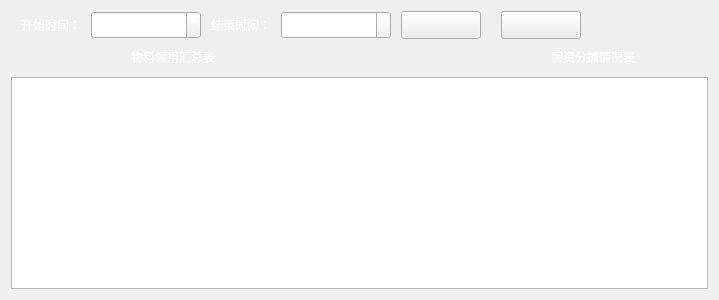
Old version of the form ChuangfengDesktop/MaterielReportManagerQWidget.ui in the repository asdlei99/chuangfengdesktop.
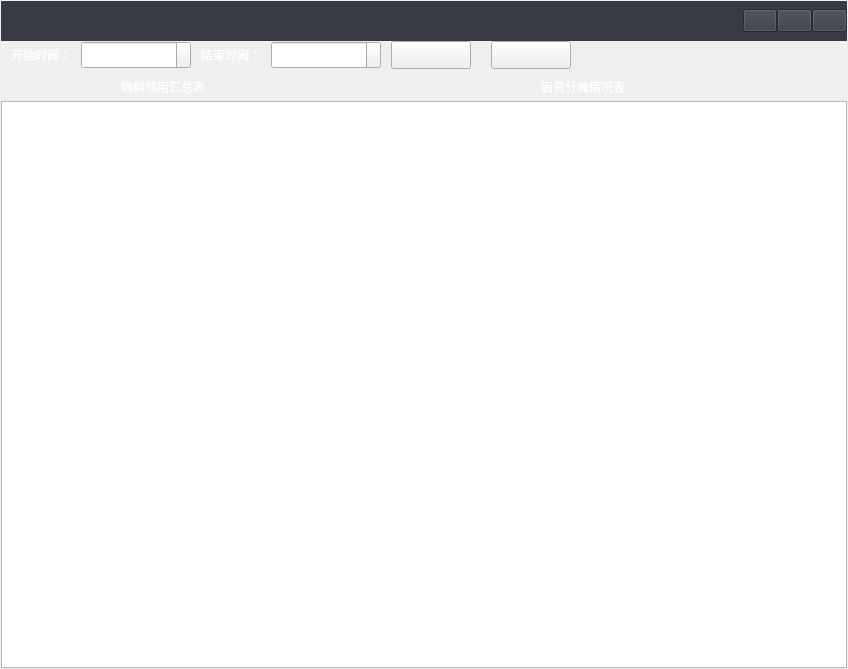
New version of the form.

```diff
--- a/ChuangfengDesktop/MaterielReportManagerQWidget.ui
+++ b/ChuangfengDesktop/MaterielReportManagerQWidget.ui
@@ -6,14 +6,117 @@
    <rect>
     <x>0</x>
     <y>0</y>
-    <width>719</width>
-    <height>300</height>
+    <width>848</width>
+    <height>669</height>
    </rect>
   </property>
+  <property name="minimumSize">
+   <size>
+    <width>848</width>
+    <height>669</height>
+   </size>
+  </property>
   <property name="windowTitle">
    <string>Form</string>
   </property>
   <layout class="QVBoxLayout" name="verticalLayout">
+   <property name="spacing">
+    <number>0</number>
+   </property>
+   <property name="leftMargin">
+    <number>1</number>
+   </property>
+   <property name="topMargin">
+    <number>1</number>
+   </property>
+   <property name="rightMargin">
+    <number>1</number>
+   </property>
+   <property name="bottomMargin">
+    <number>1</number>
+   </property>
+   <item>
+    <widget class="QWidget" name="widget_title" native="true">
+     <property name="minimumSize">
+      <size>
+       <width>0</width>
+       <height>40</height>
+      </size>
+     </property>
+     <property name="styleSheet">
+      <string notr="true">background-color: rgb(56, 59, 67);</string>
+     </property>
+     <layout class="QHBoxLayout" name="horizontalLayout">
+      <property name="spacing">
+       <number>0</number>
+      </property>
+      <property name="leftMargin">
+       <number>0</number>
+      </property>
+      <property name="topMargin">
+       <number>0</number>
+      </property>
+      <property name="rightMargin">
+       <number>0</number>
+      </property>
+      <property name="bottomMargin">
+       <number>0</number>
+      </property>
+      <item>
+       <spacer name="horizontalSpacer_2">
+        <property name="orientation">
+         <enum>Qt::Horizontal</enum>
+        </property>
+        <property name="sizeHint" stdset="0">
+         <size>
+          <width>747</width>
+          <height>20</height>
+         </size>
+        </property>
+       </spacer>
+      </item>
+      <item>
+       <widget class="QPushButton" name="min_btn">
+        <property name="minimumSize">
+         <size>
+          <width>32</width>
+          <height>23</height>
+         </size>
+        </property>
+        <property name="text">
+         <string/>
+        </property>
+       </widget>
+      </item>
+      <item>
+       <widget class="QPushButton" name="max_restore_btn">
+        <property name="minimumSize">
+         <size>
+          <width>32</width>
+          <height>23</height>
+         </size>
+        </property>
+        <property name="text">
+         <string/>
+        </property>
+       </widget>
+      </item>
+      <item>
+       <widget class="QPushButton" name="close_btn">
+        <property name="minimumSize">
+         <size>
+          <width>32</width>
+          <height>23</height>
+         </size>
+        </property>
+        <property name="text">
+         <string/>
+        </property>
+       </widget>
+      </item>
+     </layout>
+    </widget>
+   </item>
    <item>
     <widget class="QWidget" name="widget_19" native="true">
      <property name="minimumSize">
```
